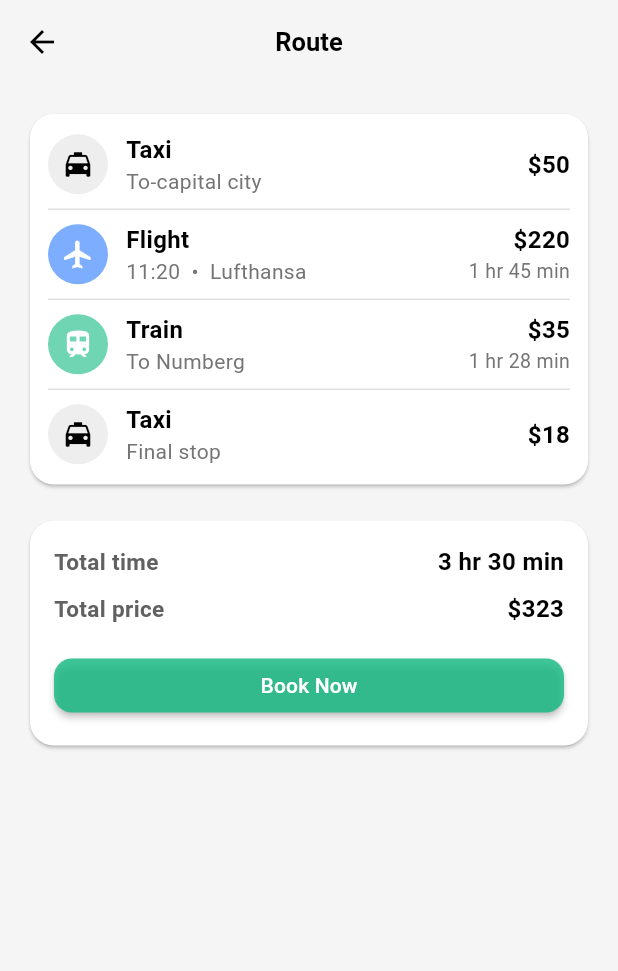
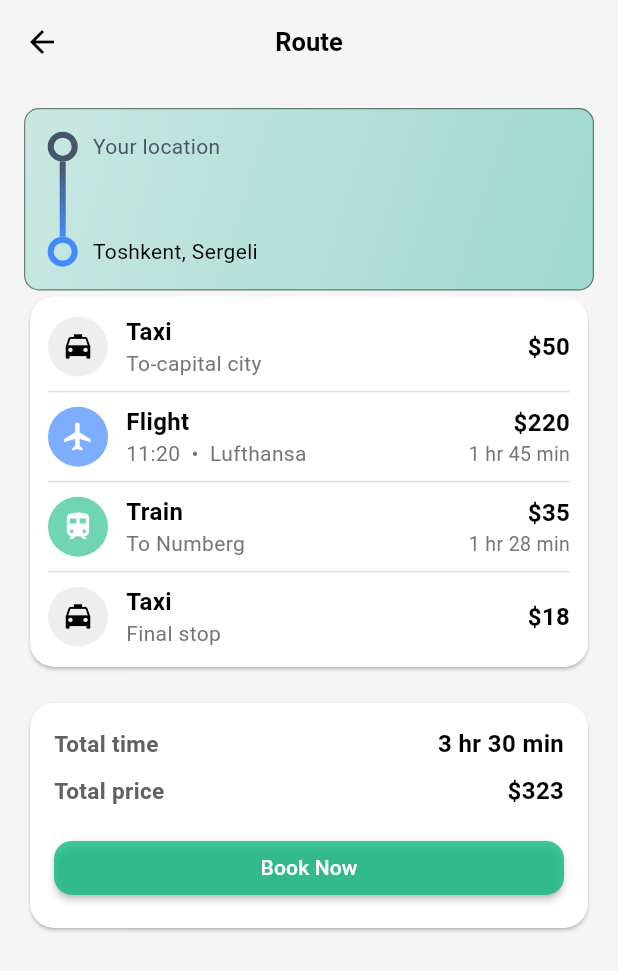
Before and after one commit to telbadev/kettu, a Flutter app: the RouteDetail screen opened directly, on a phone screen of 412 x 824 dp. Shown: the top 971 px of the screen. Run offline on Flutter 3.47's test engine with Material 3 defaults, Android fonts, the phone set to English and light mode, and no system bars; our stand-ins replace awesome_snackbar_content, flutter_carousel_widget, icons_plus; Roboto replaces fonts that are missing (Font).

Commit message:
roote detail map card

```diff
--- a/lib/ui/route/presentation/route_detail.dart
+++ b/lib/ui/route/presentation/route_detail.dart
@@ -1,4 +1,7 @@
+import 'package:flutter/cupertino.dart';
 import 'package:flutter/material.dart';
+
+import '../../../utils/constants.dart';
 
 class RouteDetail extends StatelessWidget {
   const RouteDetail({super.key});
@@ -14,6 +17,78 @@ class RouteDetail extends StatelessWidget {
         padding: const EdgeInsets.all(16.0),
         child: Column(
           children: [
+            Container(
+              width: double.infinity,
+              decoration: BoxDecoration(
+                borderRadius: BorderRadius.circular(10),
+                border: Border.all(width: .8,color: Colors.black45),
+                gradient: LinearGradient(
+                  begin: AlignmentGeometry.topLeft,
+                  end: AlignmentGeometry.bottomRight,
+                    colors: [
+                    activeDayColor.withOpacity(.2),
+                    activeDayColor.withOpacity(.4),
+                  ]
+                )
+              ),
+              padding: EdgeInsets.all(15),
+              child: Row(
+                crossAxisAlignment: CrossAxisAlignment.start,
+                children: [
+                  Column(
+                    crossAxisAlignment: CrossAxisAlignment.start,
+                    mainAxisAlignment: MainAxisAlignment.spaceBetween,
+                    children: [
+                      Row(
+                        children: [
+                          Container(
+                            height: 20,
+                            width: 20,
+                            decoration: BoxDecoration(
+                                shape: BoxShape.circle,
+                                border: Border.all(width: 4,color: Color(0xFF475569))
+                            ),
+                          ),
+                          SizedBox(width: 10,),
+                          Text("Your location",style: TextStyle(color: Color(0xFF475569),fontWeight: FontWeight.normal),),
+                        ],
+                      ),
+                      Container(
+                        height: 50,
+                        margin: EdgeInsets.only(left: 8),
+                        decoration: BoxDecoration(
+                          color: Colors.white,
+                          gradient: LinearGradient(
+                            begin: AlignmentGeometry.topCenter,
+                            end: AlignmentGeometry.bottomCenter,
+                            colors: [
+                              Color(0xFF475569),
+                              Colors.blueAccent
+                            ]
+                          )
+                        ),
+                        width: 4,
+                      ),
+                      Row(
+                        children: [
+                          Container(
+                            height: 20,
+                            width: 20,
+                            decoration: BoxDecoration(
+                                shape: BoxShape.circle,
+                                border: Border.all(width: 4,color: Colors.blueAccent)
+                            ),
+                          ),
+                          SizedBox(width: 10,),
+                          Text("Toshkent, Sergeli",style: TextStyle(color: CupertinoColors.black,fontWeight: FontWeight.normal),),
+                        ],
+                      )
+                    ],
+                  ),
+
+                ],
+              ),
+            ),
             Card(
               shape: RoundedRectangleBorder(
                 borderRadius: BorderRadius.circular(16),
```
